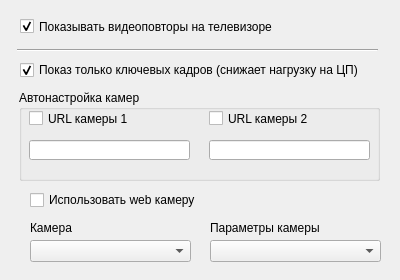
First picture: the form in FormSettingsVideoReplay.ui, repository zak2791/Tabloh2H, before the edit.
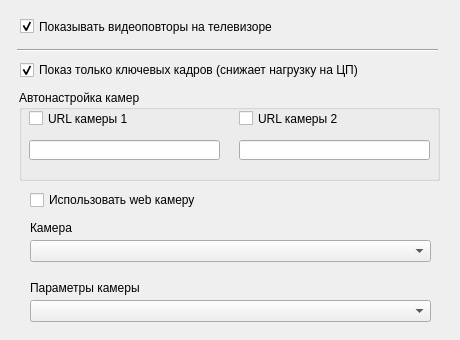
Second picture: the form after the edit.

```diff
--- a/FormSettingsVideoReplay.ui
+++ b/FormSettingsVideoReplay.ui
@@ -9,8 +9,8 @@
    <rect>
     <x>0</x>
     <y>0</y>
-    <width>400</width>
-    <height>280</height>
+    <width>460</width>
+    <height>340</height>
    </rect>
   </property>
   <property name="sizePolicy">
@@ -21,14 +21,14 @@
   </property>
   <property name="minimumSize">
    <size>
-    <width>400</width>
-    <height>280</height>
+    <width>460</width>
+    <height>340</height>
    </size>
   </property>
   <property name="maximumSize">
    <size>
-    <width>400</width>
-    <height>280</height>
+    <width>460</width>
+    <height>340</height>
    </size>
   </property>
   <property name="windowTitle">
@@ -55,7 +55,7 @@
     <rect>
      <x>17</x>
      <y>40</y>
-     <width>361</width>
+     <width>421</width>
      <height>20</height>
     </rect>
    </property>
@@ -68,7 +68,7 @@
     <rect>
      <x>19</x>
      <y>90</y>
-     <width>361</width>
+     <width>421</width>
      <height>91</height>
     </rect>
    </property>
@@ -91,7 +91,7 @@
    <widget class="QCheckBox" name="cbAutoCam2">
     <property name="geometry">
      <rect>
-      <x>190</x>
+      <x>220</x>
       <y>20</y>
       <width>171</width>
       <height>17</height>
@@ -106,7 +106,7 @@
      <rect>
       <x>10</x>
       <y>50</y>
-      <width>161</width>
+      <width>191</width>
       <height>20</height>
      </rect>
     </property>
@@ -114,9 +114,9 @@
    <widget class="QLineEdit" name="leCam2">
     <property name="geometry">
      <rect>
-      <x>190</x>
+      <x>220</x>
       <y>50</y>
-      <width>161</width>
+      <width>191</width>
       <height>20</height>
      </rect>
     </property>
@@ -127,7 +127,7 @@
     <rect>
      <x>20</x>
      <y>60</y>
-     <width>361</width>
+     <width>431</width>
      <height>20</height>
     </rect>
    </property>
@@ -156,7 +156,7 @@
     <rect>
      <x>30</x>
      <y>240</y>
-     <width>161</width>
+     <width>401</width>
      <height>22</height>
     </rect>
    </property>
@@ -164,9 +164,9 @@
   <widget class="QComboBox" name="comboBox_2">
    <property name="geometry">
     <rect>
-     <x>210</x>
-     <y>240</y>
-     <width>171</width>
+     <x>30</x>
+     <y>300</y>
+     <width>401</width>
      <height>22</height>
     </rect>
    </property>
@@ -187,8 +187,8 @@
   <widget class="QLabel" name="label_2">
    <property name="geometry">
     <rect>
-     <x>210</x>
-     <y>220</y>
+     <x>30</x>
+     <y>280</y>
      <width>171</width>
      <height>16</height>
     </rect>
```
Left out of the diff: 10 changed lines with no effect on the pictures.
